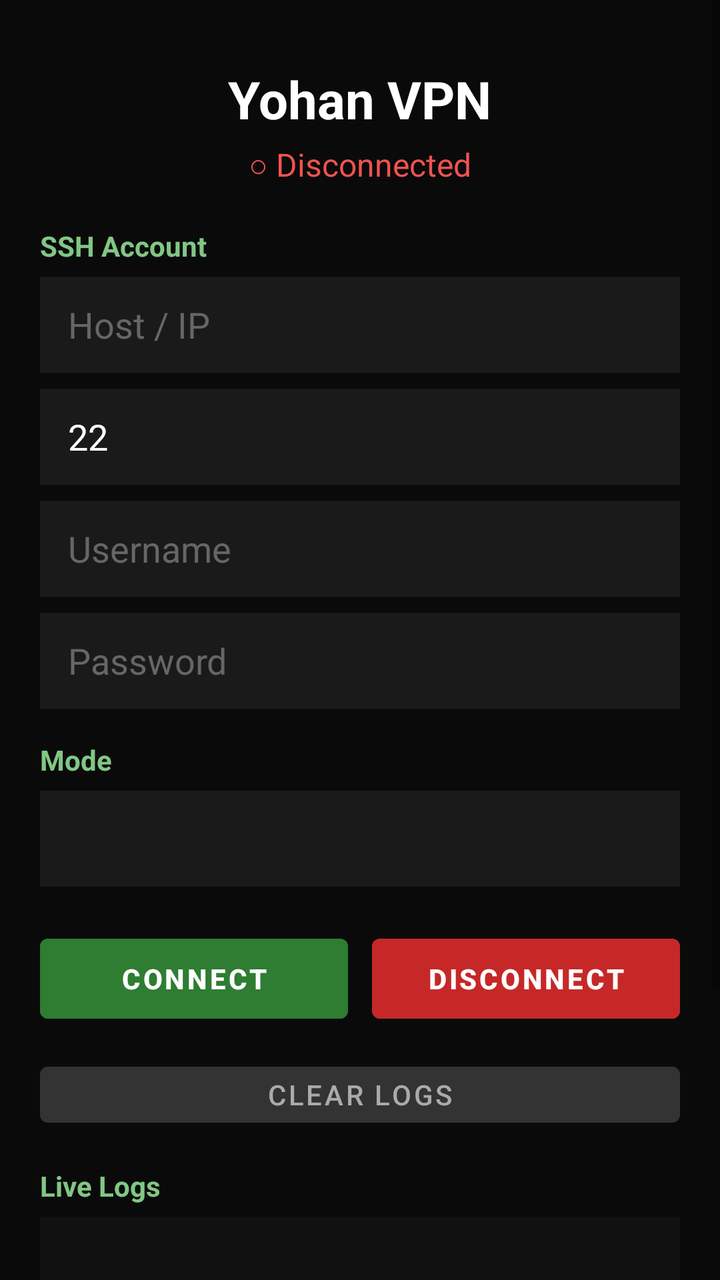
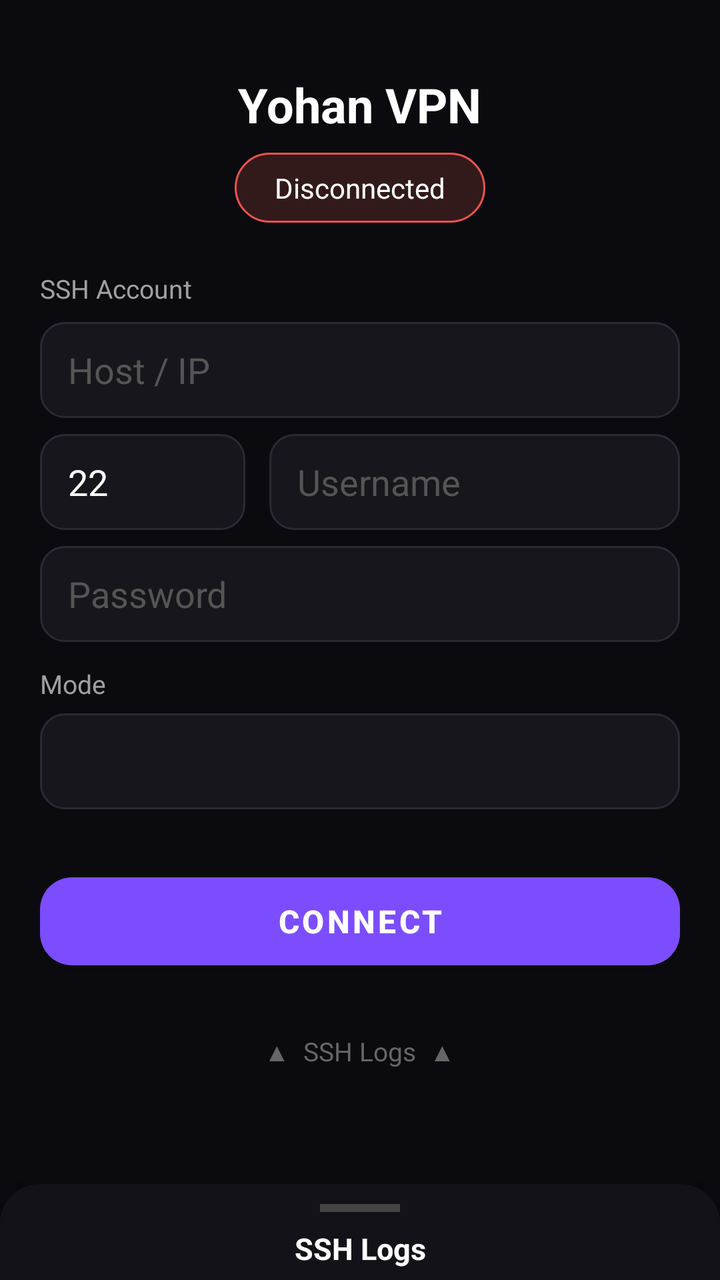

An Android layout rendered at two revisions. The XML below is the earlier revision; the diff shows what the commit changed to produce the second picture.
<!-- AndroidManifest.xml: application theme Theme.HHHHVPN -->
<!-- res/layout/activity_main.xml -->
<?xml version="1.0" encoding="utf-8"?>
<ScrollView xmlns:android="http://schemas.android.com/apk/res/android"
    android:layout_width="match_parent"
    android:layout_height="match_parent"
    android:background="#0A0A0A"
    android:fillViewport="true">

    <LinearLayout
        android:layout_width="match_parent"
        android:layout_height="wrap_content"
        android:orientation="vertical"
        android:gravity="center_horizontal"
        android:padding="20dp">

        
        <TextView
            android:layout_width="wrap_content"
            android:layout_height="wrap_content"
            android:text="Yohan VPN"
            android:textColor="#FFFFFF"
            android:textSize="26sp"
            android:textStyle="bold"
            android:layout_marginTop="12dp"
            android:layout_marginBottom="4dp" />

        
        <TextView
            android:id="@+id/tvStatus"
            android:layout_width="wrap_content"
            android:layout_height="wrap_content"
            android:text="○ Disconnected"
            android:textColor="#EF5350"
            android:textSize="16sp"
            android:layout_marginBottom="20dp" />

        
        <TextView
            android:layout_width="match_parent"
            android:layout_height="wrap_content"
            android:text="SSH Account"
            android:textColor="#81C784"
            android:textStyle="bold"
            android:textSize="14sp"
            android:layout_marginBottom="6dp" />

        <EditText
            android:id="@+id/etHost"
            android:layout_width="match_parent"
            android:layout_height="48dp"
            android:hint="Host / IP"
            android:inputType="text"
            android:textColor="#FFFFFF"
            android:textColorHint="#666666"
            android:background="#1A1A1A"
            android:paddingHorizontal="14dp"
            android:layout_marginBottom="8dp"
            android:singleLine="true" />

        <EditText
            android:id="@+id/etPort"
            android:layout_width="match_parent"
            android:layout_height="48dp"
            android:hint="Port"
            android:inputType="number"
            android:textColor="#FFFFFF"
            android:textColorHint="#666666"
            android:background="#1A1A1A"
            android:paddingHorizontal="14dp"
            android:layout_marginBottom="8dp"
            android:singleLine="true"
            android:text="22" />

        <EditText
            android:id="@+id/etUser"
            android:layout_width="match_parent"
            android:layout_height="48dp"
            android:hint="Username"
            android:inputType="text"
            android:textColor="#FFFFFF"
            android:textColorHint="#666666"
            android:background="#1A1A1A"
            android:paddingHorizontal="14dp"
            android:layout_marginBottom="8dp"
            android:singleLine="true" />

        <EditText
            android:id="@+id/etPass"
            android:layout_width="match_parent"
            android:layout_height="48dp"
            android:hint="Password"
            android:inputType="textPassword"
            android:textColor="#FFFFFF"
            android:textColorHint="#666666"
            android:background="#1A1A1A"
            android:paddingHorizontal="14dp"
            android:layout_marginBottom="16dp"
            android:singleLine="true" />

        
        <TextView
            android:layout_width="match_parent"
            android:layout_height="wrap_content"
            android:text="Mode"
            android:textColor="#81C784"
            android:textStyle="bold"
            android:textSize="14sp"
            android:layout_marginBottom="6dp" />

        <Spinner
            android:id="@+id/spPreset"
            android:layout_width="match_parent"
            android:layout_height="48dp"
            android:background="#1A1A1A"
            android:popupBackground="#222222"
            android:layout_marginBottom="20dp" />

        
        <LinearLayout
            android:layout_width="match_parent"
            android:layout_height="wrap_content"
            android:orientation="horizontal"
            android:layout_marginBottom="12dp">

            <Button
                android:id="@+id/btnConnect"
                android:layout_width="0dp"
                android:layout_height="52dp"
                android:layout_weight="1"
                android:text="CONNECT"
                android:textStyle="bold"
                android:backgroundTint="#2E7D32"
                android:textColor="#FFFFFF"
                android:layout_marginEnd="6dp" />

            <Button
                android:id="@+id/btnDisconnect"
                android:layout_width="0dp"
                android:layout_height="52dp"
                android:layout_weight="1"
                android:text="DISCONNECT"
                android:textStyle="bold"
                android:backgroundTint="#C62828"
                android:textColor="#FFFFFF"
                android:layout_marginStart="6dp"
                android:enabled="false" />
        </LinearLayout>

        <Button
            android:id="@+id/btnClearLog"
            android:layout_width="match_parent"
            android:layout_height="40dp"
            android:text="Clear Logs"
            android:backgroundTint="#333333"
            android:textColor="#AAAAAA"
            android:layout_marginBottom="16dp" />

        
        <TextView
            android:layout_width="match_parent"
            android:layout_height="wrap_content"
            android:text="Live Logs"
            android:textColor="#81C784"
            android:textStyle="bold"
            android:textSize="14sp"
            android:layout_marginBottom="6dp" />

        <TextView
            android:id="@+id/tvLogs"
            android:layout_width="match_parent"
            android:layout_height="200dp"
            android:background="#111111"
            android:textColor="#B0BEC5"
            android:textSize="11sp"
            android:padding="10dp"
            android:scrollbars="vertical"
            android:fadeScrollbars="false"
            android:fontFamily="monospace" />

    </LinearLayout>
</ScrollView>
<!-- resources referenced by this layout -->
<resources>
  <style name="Theme.HHHHVPN" parent="Theme.MaterialComponents.DayNight.NoActionBar">
          <item name="colorPrimary">#1B5E20</item>
          <item name="colorPrimaryVariant">#0D3B12</item>
          <item name="colorOnPrimary">#FFFFFF</item>
          <item name="colorSecondary">#90CAF9</item>
          <item name="android:statusBarColor">#000000</item>
          <item name="android:navigationBarColor">#000000</item>
          <item name="android:windowBackground">#0D0D0D</item>
      </style>
</resources>

<!-- the commit's change to res/layout/activity_main.xml (unified diff, before → after) -->
@@ -1,16 +1,18 @@
 <?xml version="1.0" encoding="utf-8"?>
-<ScrollView xmlns:android="http://schemas.android.com/apk/res/android"
+<androidx.coordinatorlayout.widget.CoordinatorLayout
+    xmlns:android="http://schemas.android.com/apk/res/android"
+    xmlns:app="http://schemas.android.com/apk/res-auto"
     android:layout_width="match_parent"
     android:layout_height="match_parent"
-    android:background="#0A0A0A"
-    android:fillViewport="true">
-
+    android:background="#0B0B0F">
+
+    
     <LinearLayout
         android:layout_width="match_parent"
-        android:layout_height="wrap_content"
+        android:layout_height="match_parent"
         android:orientation="vertical"
-        android:gravity="center_horizontal"
-        android:padding="20dp">
+        android:padding="20dp"
+        android:gravity="center_horizontal">
 
         
         <TextView
@@ -18,30 +20,32 @@
             android:layout_height="wrap_content"
             android:text="Yohan VPN"
             android:textColor="#FFFFFF"
-            android:textSize="26sp"
+            android:textSize="24sp"
             android:textStyle="bold"
-            android:layout_marginTop="12dp"
-            android:layout_marginBottom="4dp" />
+            android:layout_marginTop="16dp"
+            android:layout_marginBottom="8dp" />
 
         
         <TextView
             android:id="@+id/tvStatus"
             android:layout_width="wrap_content"
             android:layout_height="wrap_content"
-            android:text="○ Disconnected"
-            android:textColor="#EF5350"
-            android:textSize="16sp"
-            android:layout_marginBottom="20dp" />
+            android:text="Disconnected"
+            android:textColor="#FFFFFF"
+            android:textSize="14sp"
+            android:background="@drawable/status_pill_disconnected"
+            android:paddingHorizontal="20dp"
+            android:paddingVertical="8dp"
+            android:layout_marginBottom="24dp" />
 
         
         <TextView
             android:layout_width="match_parent"
             android:layout_height="wrap_content"
             android:text="SSH Account"
-            android:textColor="#81C784"
-            android:textStyle="bold"
-            android:textSize="14sp"
-            android:layout_marginBottom="6dp" />
+            android:textColor="#A0A0A0"
+            android:textSize="13sp"
+            android:layout_marginBottom="8dp" />
 
         <EditText
             android:id="@+id/etHost"
@@ -50,38 +54,47 @@
             android:hint="Host / IP"
             android:inputType="text"
             android:textColor="#FFFFFF"
-            android:textColorHint="#666666"
-            android:background="#1A1A1A"
+            android:textColorHint="#555555"
+            android:background="@drawable/edit_bg"
             android:paddingHorizontal="14dp"
             android:layout_marginBottom="8dp"
             android:singleLine="true" />
 
-        <EditText
-            android:id="@+id/etPort"
-            android:layout_width="match_parent"
-            android:layout_height="48dp"
-            android:hint="Port"
-            android:inputType="number"
-            android:textColor="#FFFFFF"
-            android:textColorHint="#666666"
-            android:background="#1A1A1A"
-            android:paddingHorizontal="14dp"
-            android:layout_marginBottom="8dp"
-            android:singleLine="true"
-            android:text="22" />
-
-        <EditText
-            android:id="@+id/etUser"
-            android:layout_width="match_parent"
-            android:layout_height="48dp"
-            android:hint="Username"
-            android:inputType="text"
-            android:textColor="#FFFFFF"
-            android:textColorHint="#666666"
-            android:background="#1A1A1A"
-            android:paddingHorizontal="14dp"
-            android:layout_marginBottom="8dp"
-            android:singleLine="true" />
+        <LinearLayout
+            android:layout_width="match_parent"
+            android:layout_height="wrap_content"
+            android:orientation="horizontal"
+            android:layout_marginBottom="8dp">
+
+            <EditText
+                android:id="@+id/etPort"
+                android:layout_width="0dp"
+                android:layout_height="48dp"
+                android:layout_weight="1"
+                android:hint="Port"
+                android:inputType="number"
+                android:textColor="#FFFFFF"
+                android:textColorHint="#555555"
+                android:background="@drawable/edit_bg"
+                android:paddingHorizontal="14dp"
+                android:layout_marginEnd="6dp"
+                android:singleLine="true"
+                android:text="22" />
+
+            <EditText
+                android:id="@+id/etUser"
+                android:layout_width="0dp"
+                android:layout_height="48dp"
+                android:layout_weight="2"
+                android:hint="Username"
+                android:inputType="text"
+                android:textColor="#FFFFFF"
+                android:textColorHint="#555555"
+                android:background="@drawable/edit_bg"
+                android:paddingHorizontal="14dp"
+                android:layout_marginStart="6dp"
+                android:singleLine="true" />
+        </LinearLayout>
 
         <EditText
             android:id="@+id/etPass"
@@ -90,10 +103,10 @@
             android:hint="Password"
             android:inputType="textPassword"
             android:textColor="#FFFFFF"
-            android:textColorHint="#666666"
-            android:background="#1A1A1A"
+            android:textColorHint="#555555"
+            android:background="@drawable/edit_bg"
             android:paddingHorizontal="14dp"
-            android:layout_marginBottom="16dp"
+            android:layout_marginBottom="12dp"
             android:singleLine="true" />
 
         
@@ -101,80 +114,95 @@
             android:layout_width="match_parent"
             android:layout_height="wrap_content"
             android:text="Mode"
-            android:textColor="#81C784"
-            android:textStyle="bold"
-            android:textSize="14sp"
+            android:textColor="#A0A0A0"
+            android:textSize="13sp"
             android:layout_marginBottom="6dp" />
 
         <Spinner
             android:id="@+id/spPreset"
             android:layout_width="match_parent"
             android:layout_height="48dp"
-            android:background="#1A1A1A"
-            android:popupBackground="#222222"
+            android:background="@drawable/edit_bg"
+            android:popupBackground="#1C1C22"
+            android:layout_marginBottom="28dp" />
+
+        
+        <com.google.android.material.button.MaterialButton
+            android:id="@+id/btnToggle"
+            android:layout_width="match_parent"
+            android:layout_height="56dp"
+            android:text="CONNECT"
+            android:textSize="16sp"
+            android:textStyle="bold"
+            android:textColor="#FFFFFF"
+            app:backgroundTint="#7C4DFF"
+            app:cornerRadius="16dp"
             android:layout_marginBottom="20dp" />
 
         
-        <LinearLayout
-            android:layout_width="match_parent"
-            android:layout_height="wrap_content"
-            android:orientation="horizontal"
-            android:layout_marginBottom="12dp">
-
-            <Button
-                android:id="@+id/btnConnect"
-                android:layout_width="0dp"
-                android:layout_height="52dp"
-                android:layout_weight="1"
-                android:text="CONNECT"
-                android:textStyle="bold"
-                android:backgroundTint="#2E7D32"
-                android:textColor="#FFFFFF"
-                android:layout_marginEnd="6dp" />
-
-            <Button
-                android:id="@+id/btnDisconnect"
-                android:layout_width="0dp"
-                android:layout_height="52dp"
-                android:layout_weight="1"
-                android:text="DISCONNECT"
-                android:textStyle="bold"
-                android:backgroundTint="#C62828"
-                android:textColor="#FFFFFF"
-                android:layout_marginStart="6dp"
-                android:enabled="false" />
-        </LinearLayout>
+        <TextView
+            android:id="@+id/tvLogsHint"
+            android:layout_width="wrap_content"
+            android:layout_height="wrap_content"
+            android:text="▲  SSH Logs  ▲"
+            android:textColor="#666666"
+            android:textSize="13sp"
+            android:padding="8dp" />
+
+    </LinearLayout>
+
+    
+    <LinearLayout
+        android:id="@+id/logsPanel"
+        android:layout_width="match_parent"
+        android:layout_height="320dp"
+        android:orientation="vertical"
+        android:background="@drawable/logs_panel_bg"
+        android:elevation="16dp"
+        app:layout_behavior="com.google.android.material.bottomsheet.BottomSheetBehavior"
+        app:behavior_peekHeight="48dp"
+        app:behavior_hideable="false">
+
+        
+        <View
+            android:layout_width="40dp"
+            android:layout_height="4dp"
+            android:background="#444444"
+            android:layout_gravity="center_horizontal"
+            android:layout_marginTop="10dp"
+            android:layout_marginBottom="8dp" />
+
+        <TextView
+            android:layout_width="match_parent"
+            android:layout_height="wrap_content"
+            android:text="SSH Logs"
+            android:textColor="#FFFFFF"
+            android:textStyle="bold"
+            android:textSize="15sp"
+            android:gravity="center"
+            android:paddingBottom="8dp" />
+
+        <TextView
+            android:id="@+id/tvLogs"
+            android:layout_width="match_parent"
+            android:layout_height="0dp"
+            android:layout_weight="1"
+            android:background="#00000000"
+            android:textColor="#B0BEC5"
+            android:textSize="12sp"
+            android:padding="12dp"
+            android:scrollbars="vertical"
+            android:fontFamily="monospace"
+            android:lineSpacingExtra="2dp" />
 
         <Button
             android:id="@+id/btnClearLog"
             android:layout_width="match_parent"
             android:layout_height="40dp"
             android:text="Clear Logs"
-            android:backgroundTint="#333333"
             android:textColor="#AAAAAA"
-            android:layout_marginBottom="16dp" />
-
-        
-        <TextView
-            android:layout_width="match_parent"
-            android:layout_height="wrap_content"
-            android:text="Live Logs"
-            android:textColor="#81C784"
-            android:textStyle="bold"
-            android:textSize="14sp"
-            android:layout_marginBottom="6dp" />
-
-        <TextView
-            android:id="@+id/tvLogs"
-            android:layout_width="match_parent"
-            android:layout_height="200dp"
-            android:background="#111111"
-            android:textColor="#B0BEC5"
-            android:textSize="11sp"
-            android:padding="10dp"
-            android:scrollbars="vertical"
-            android:fadeScrollbars="false"
-            android:fontFamily="monospace" />
-
+            android:backgroundTint="#1A1A1A"
+            android:layout_margin="8dp" />
     </LinearLayout>
-</ScrollView>
+
+</androidx.coordinatorlayout.widget.CoordinatorLayout>
<!-- resource entries referenced after the edit -->
@@ -1,5 +1,28 @@
 <!-- resources referenced by this layout -->
 <resources>
+  <!-- drawable edit_bg (drawable) -->
+  <?xml version="1.0" encoding="utf-8"?>
+  <shape xmlns:android="http://schemas.android.com/apk/res/android"
+      android:shape="rectangle">
+      <solid android:color="#16161C" />
+      <corners android:radius="12dp" />
+      <stroke android:width="1dp" android:color="#2A2A32" />
+  </shape>
+  <!-- drawable logs_panel_bg (drawable) -->
+  <?xml version="1.0" encoding="utf-8"?>
+  <shape xmlns:android="http://schemas.android.com/apk/res/android"
+      android:shape="rectangle">
+      <solid android:color="#121218" />
+      <corners android:topLeftRadius="20dp" android:topRightRadius="20dp" />
+  </shape>
+  <!-- drawable status_pill_disconnected (drawable) -->
+  <?xml version="1.0" encoding="utf-8"?>
+  <shape xmlns:android="http://schemas.android.com/apk/res/android"
+      android:shape="rectangle">
+      <solid android:color="#331A1A" />
+      <corners android:radius="20dp" />
+      <stroke android:width="1dp" android:color="#EF5350" />
+  </shape>
   <style name="Theme.HHHHVPN" parent="Theme.MaterialComponents.DayNight.NoActionBar">
           <item name="colorPrimary">#1B5E20</item>
           <item name="colorPrimaryVariant">#0D3B12</item>
